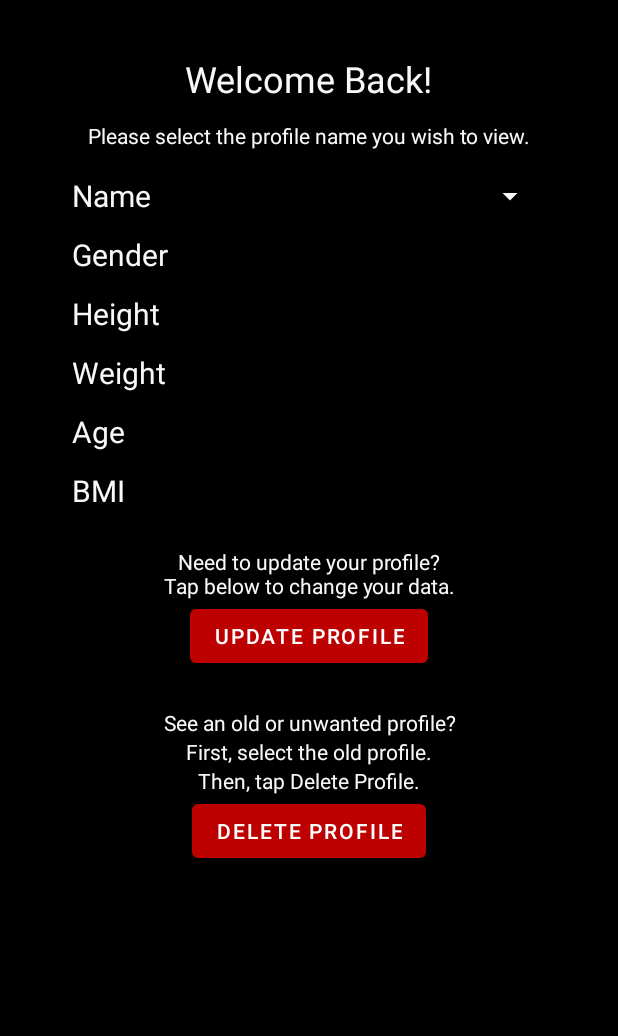
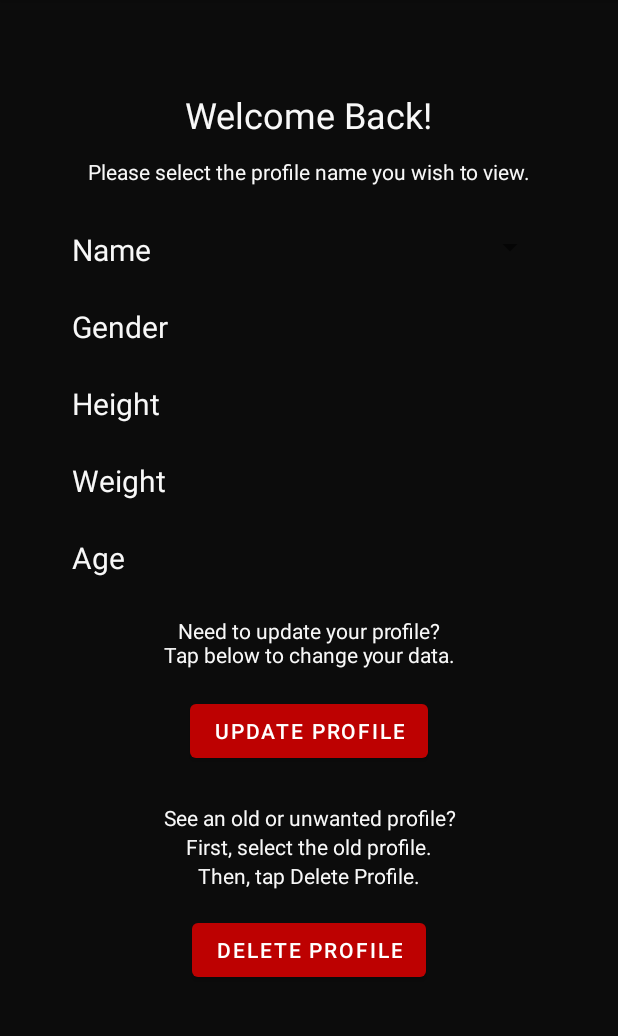
Before and after one commit to Android-JCPP-Servo/BOMA, an Android app: the WelcomeBackActivity screen opened directly, with no data from a screen before it, on a phone screen of 412 x 824 dp, the part 84-1120 px from its top. Run offline under Robolectric (Android 15) with nearby library versions, the phone set to English and light mode, and no system bars.

Commit message:
for some reason when ever I pull it changes the welcome back and update profile screens so I fixed that for the moment.

```diff
--- a/app/src/main/res/layout/welcome_back.xml
+++ b/app/src/main/res/layout/welcome_back.xml
@@ -3,14 +3,14 @@
     xmlns:app="http://schemas.android.com/apk/res-auto"
     xmlns:tools="http://schemas.android.com/tools"
     android:layout_width="match_parent"
-    android:layout_height="match_parent"
-    android:background="#000000">
+    android:background="@color/background_color"
+    android:layout_height="match_parent">
 
     <TextView
         android:id="@+id/welcome_back"
         android:layout_width="wrap_content"
-        android:layout_height="0dp"
-        android:layout_marginTop="36dp"
+        android:layout_height="wrap_content"
+        android:layout_marginTop="60dp"
         android:text="@string/welcome_back"
         android:textColor="@color/text_color"
         android:textSize="24sp"
@@ -21,13 +21,13 @@
     <TextView
         android:id="@+id/textView11"
         android:layout_width="wrap_content"
-        android:layout_height="0dp"
+        android:layout_height="wrap_content"
         android:layout_marginStart="48dp"
         android:layout_marginLeft="48dp"
-        android:layout_marginTop="48dp"
+        android:layout_marginTop="60dp"
         android:text="@string/name"
+        android:textSize="20sp"
         android:textColor="@color/text_color"
-        android:textSize="20sp"
         app:layout_constraintStart_toStartOf="parent"
         app:layout_constraintTop_toBottomOf="@+id/welcome_back" />
 
@@ -37,10 +37,10 @@
         android:layout_height="wrap_content"
         android:layout_marginStart="48dp"
         android:layout_marginLeft="48dp"
-        android:layout_marginTop="12dp"
+        android:layout_marginTop="24dp"
         android:text="@string/gender"
+        android:textSize="20sp"
         android:textColor="@color/text_color"
-        android:textSize="20sp"
         app:layout_constraintStart_toStartOf="parent"
         app:layout_constraintTop_toBottomOf="@+id/textView11" />
 
@@ -50,8 +50,8 @@
         android:layout_height="wrap_content"
         android:layout_marginEnd="48dp"
         android:layout_marginRight="48dp"
+        android:textSize="20sp"
         android:textColor="@color/text_color"
-        android:textSize="20sp"
         app:layout_constraintBaseline_toBaselineOf="@+id/textView14"
         app:layout_constraintEnd_toEndOf="parent" />
 
@@ -61,10 +61,10 @@
         android:layout_height="wrap_content"
         android:layout_marginStart="48dp"
         android:layout_marginLeft="48dp"
-        android:layout_marginTop="12dp"
+        android:layout_marginTop="24dp"
         android:text="@string/height"
+        android:textSize="20sp"
         android:textColor="@color/text_color"
-        android:textSize="20sp"
         app:layout_constraintStart_toStartOf="parent"
         app:layout_constraintTop_toBottomOf="@+id/textView14" />
 
@@ -74,8 +74,8 @@
         android:layout_height="wrap_content"
         android:layout_marginEnd="48dp"
         android:layout_marginRight="48dp"
+        android:textSize="20sp"
         android:textColor="@color/text_color"
-        android:textSize="20sp"
         app:layout_constraintBaseline_toBaselineOf="@+id/textView19"
         app:layout_constraintEnd_toEndOf="parent" />
 
@@ -85,10 +85,10 @@
         android:layout_height="wrap_content"
         android:layout_marginStart="48dp"
         android:layout_marginLeft="48dp"
-        android:layout_marginTop="12dp"
+        android:layout_marginTop="24dp"
         android:text="@string/weight"
+        android:textSize="20sp"
         android:textColor="@color/text_color"
-        android:textSize="20sp"
         app:layout_constraintStart_toStartOf="parent"
         app:layout_constraintTop_toBottomOf="@+id/textView19" />
 
@@ -98,8 +98,8 @@
         android:layout_height="wrap_content"
         android:layout_marginEnd="48dp"
         android:layout_marginRight="48dp"
+        android:textSize="20sp"
         android:textColor="@color/text_color"
-        android:textSize="20sp"
         app:layout_constraintBaseline_toBaselineOf="@+id/textView21"
         app:layout_constraintEnd_toEndOf="parent" />
 
@@ -109,10 +109,10 @@
         android:layout_height="wrap_content"
         android:layout_marginStart="48dp"
         android:layout_marginLeft="48dp"
-        android:layout_marginTop="12dp"
+        android:layout_marginTop="24dp"
         android:text="@string/age"
+        android:textSize="20sp"
         android:textColor="@color/text_color"
-        android:textSize="20sp"
         app:layout_constraintStart_toStartOf="parent"
         app:layout_constraintTop_toBottomOf="@+id/textView21" />
 
@@ -122,8 +122,8 @@
         android:layout_height="wrap_content"
         android:layout_marginEnd="48dp"
         android:layout_marginRight="48dp"
+        android:textSize="20sp"
         android:textColor="@color/text_color"
-        android:textSize="20sp"
         app:layout_constraintBaseline_toBaselineOf="@+id/textView23"
         app:layout_constraintEnd_toEndOf="parent" />
 
@@ -131,37 +131,32 @@
         android:id="@+id/spinnerProfileName"
         android:layout_width="0dp"
         android:layout_height="32dp"
-        android:layout_marginTop="46dp"
+        android:layout_marginTop="56dp"
         android:layout_marginEnd="48dp"
         android:layout_marginRight="48dp"
-        android:backgroundTint="@color/text_color"
         android:gravity="right|center_horizontal"
-        android:spinnerMode="dropdown"
-        android:textColor="@color/text_color"
-        android:textSize="20sp"
-        android:visibility="visible"
         app:layout_constraintEnd_toEndOf="parent"
         app:layout_constraintTop_toBottomOf="@+id/welcome_back" />
 
     <TextView
         android:id="@+id/textView12"
         android:layout_width="199dp"
-        android:layout_height="0dp"
+        android:layout_height="38dp"
         android:layout_marginTop="24dp"
         android:gravity="center"
+        android:textColor="@color/text_color"
         android:text="@string/update_profile_button"
-        android:textColor="@color/text_color"
         app:layout_constraintEnd_toEndOf="parent"
         app:layout_constraintStart_toStartOf="parent"
-        app:layout_constraintTop_toBottomOf="@+id/displayBMITitle" />
+        app:layout_constraintTop_toBottomOf="@+id/textView23" />
 
     <TextView
         android:id="@+id/textView18"
         android:layout_width="wrap_content"
         android:layout_height="wrap_content"
         android:layout_marginTop="12dp"
+        android:textColor="@color/text_color"
         android:text="@string/profile_prompt"
-        android:textColor="@color/text_color"
         app:layout_constraintEnd_toEndOf="parent"
         app:layout_constraintStart_toStartOf="parent"
         app:layout_constraintTop_toBottomOf="@+id/welcome_back" />
@@ -169,10 +164,11 @@
     <Button
         android:id="@+id/button3"
         android:layout_width="wrap_content"
-        android:layout_height="0dp"
+        android:layout_height="wrap_content"
+        android:layout_marginTop="16dp"
         android:onClick="buttonDeleteProfile"
         android:text="@string/delete_profile_button"
-        app:backgroundTint="@color/red_button"
+        app:backgroundTint="#BD0101"
         app:layout_constraintEnd_toEndOf="parent"
         app:layout_constraintStart_toStartOf="parent"
         app:layout_constraintTop_toBottomOf="@+id/textView24" />
@@ -180,11 +176,11 @@
     <TextView
         android:id="@+id/textView20"
         android:layout_width="217dp"
-        android:layout_height="0dp"
+        android:layout_height="19dp"
         android:layout_marginTop="24dp"
         android:gravity="center"
+        android:textColor="@color/text_color"
         android:text="@string/delete_prompt_1"
-        android:textColor="@color/text_color"
         app:layout_constraintEnd_toEndOf="parent"
         app:layout_constraintStart_toStartOf="parent"
         app:layout_constraintTop_toBottomOf="@+id/button4" />
@@ -193,54 +189,31 @@
         android:id="@+id/button4"
         android:layout_width="wrap_content"
         android:layout_height="wrap_content"
+        android:layout_marginTop="16dp"
         android:onClick="updateUserProfile"
         android:text="@string/update_profile"
-        app:backgroundTint="@color/red_button"
+        app:backgroundTint="#BD0101"
         app:layout_constraintEnd_toEndOf="parent"
         app:layout_constraintStart_toStartOf="parent"
         app:layout_constraintTop_toBottomOf="@+id/textView12" />
 
     <TextView
         android:id="@+id/textView22"
+        android:textColor="@color/text_color"
         android:layout_width="wrap_content"
         android:layout_height="wrap_content"
         android:text="@string/delete_prompt_2"
-        android:textColor="@color/text_color"
         app:layout_constraintEnd_toEndOf="parent"
         app:layout_constraintStart_toStartOf="parent"
         app:layout_constraintTop_toBottomOf="@+id/textView20" />
 
     <TextView
         android:id="@+id/textView24"
+        android:textColor="@color/text_color"
         android:layout_width="wrap_content"
         android:layout_height="wrap_content"
         android:text="@string/delete_prompt_3"
-        android:textColor="@color/text_color"
         app:layout_constraintEnd_toEndOf="parent"
         app:layout_constraintStart_toStartOf="parent"
         app:layout_constraintTop_toBottomOf="@+id/textView22" />
-
-    <TextView
-        android:id="@+id/displayBMITitle"
-        android:layout_width="wrap_content"
-        android:layout_height="wrap_content"
-        android:layout_marginStart="48dp"
-        android:layout_marginLeft="48dp"
-        android:layout_marginTop="12dp"
-        android:text="@string/bmi_display"
-        android:textColor="@color/text_color"
-        android:textSize="20sp"
-        app:layout_constraintStart_toStartOf="parent"
-        app:layout_constraintTop_toBottomOf="@+id/textView23" />
-
-    <TextView
-        android:id="@+id/displayBMI"
-        android:layout_width="wrap_content"
-        android:layout_height="wrap_content"
-        android:layout_marginEnd="48dp"
-        android:layout_marginRight="48dp"
-        android:textColor="@color/text_color"
-        android:textSize="20sp"
-        app:layout_constraintBaseline_toBaselineOf="@+id/displayBMITitle"
-        app:layout_constraintEnd_toEndOf="parent" />
 </androidx.constraintlayout.widget.ConstraintLayout>
```
Also changed, not shown: app/src/main/res/layout/update_profile.xml (+32 -35 lines).
